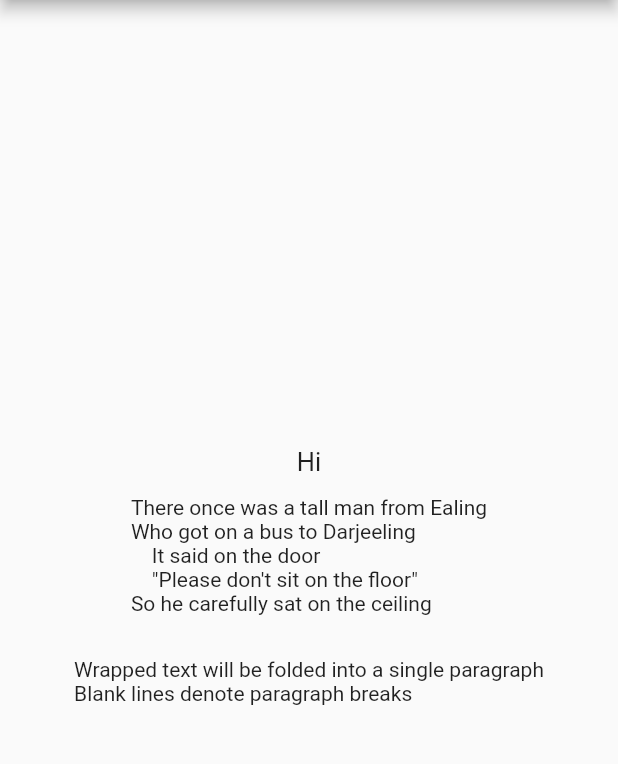
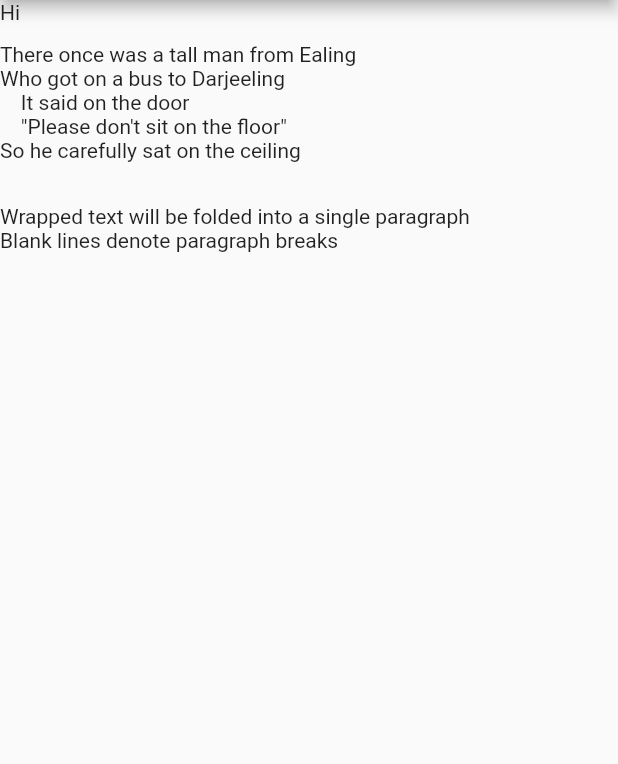
Before and after one commit to erf/yaml_localizations, a Flutter app: the screen it shows after launch, on a phone screen of 412 x 824 dp, the part 84-848 px from its top. Run offline on Flutter 3.47's test engine with Material 2 defaults, Android fonts, the phone set to English and light mode, and no system bars; our stand-ins replace yaml.

Commit message:
make android example build | simplify example

```diff
--- a/example/lib/main.dart
+++ b/example/lib/main.dart
@@ -52,24 +52,16 @@ class _MyHomePageState extends State<MyHomePage> {
       appBar: AppBar(
         title: Text('yaml_localizations'),
       ),
-      body: Center(
-        child: Column(
-          mainAxisAlignment: MainAxisAlignment.center,
-          children: <Widget>[
-            Text(
-              YamlLocalizations.of(context).string('Hi'),
-              style: TextStyle(fontSize: 17),
-            ),
-            SizedBox(height: 12),
-            Text(
-              YamlLocalizations.of(context).string('Text'),
-            ),
-            SizedBox(height: 12),
-            Text(
-              YamlLocalizations.of(context).string('Long'),
-            ),
-          ],
-        ),
+      body: Column(
+        mainAxisAlignment: MainAxisAlignment.start,
+        crossAxisAlignment: CrossAxisAlignment.start,
+        children: <Widget>[
+          Text(YamlLocalizations.of(context).string('Hi')),
+          SizedBox(height: 12),
+          Text(YamlLocalizations.of(context).string('Text')),
+          SizedBox(height: 12),
+          Text(YamlLocalizations.of(context).string('Long')),
+        ],
       ),
     );
   }
--- a/example/pubspec.yaml
+++ b/example/pubspec.yaml
@@ -28,11 +28,6 @@ dependencies:
   yaml_localizations:
     path: ../
 
-
-  # The following adds the Cupertino Icons font to your application.
-  # Use with the CupertinoIcons class for iOS style icons.
-  cupertino_icons: ^0.1.3
-
 dev_dependencies:
   flutter_test:
     sdk: flutter
```
Also changed, not shown: example/pubspec.lock, 2 other files.
